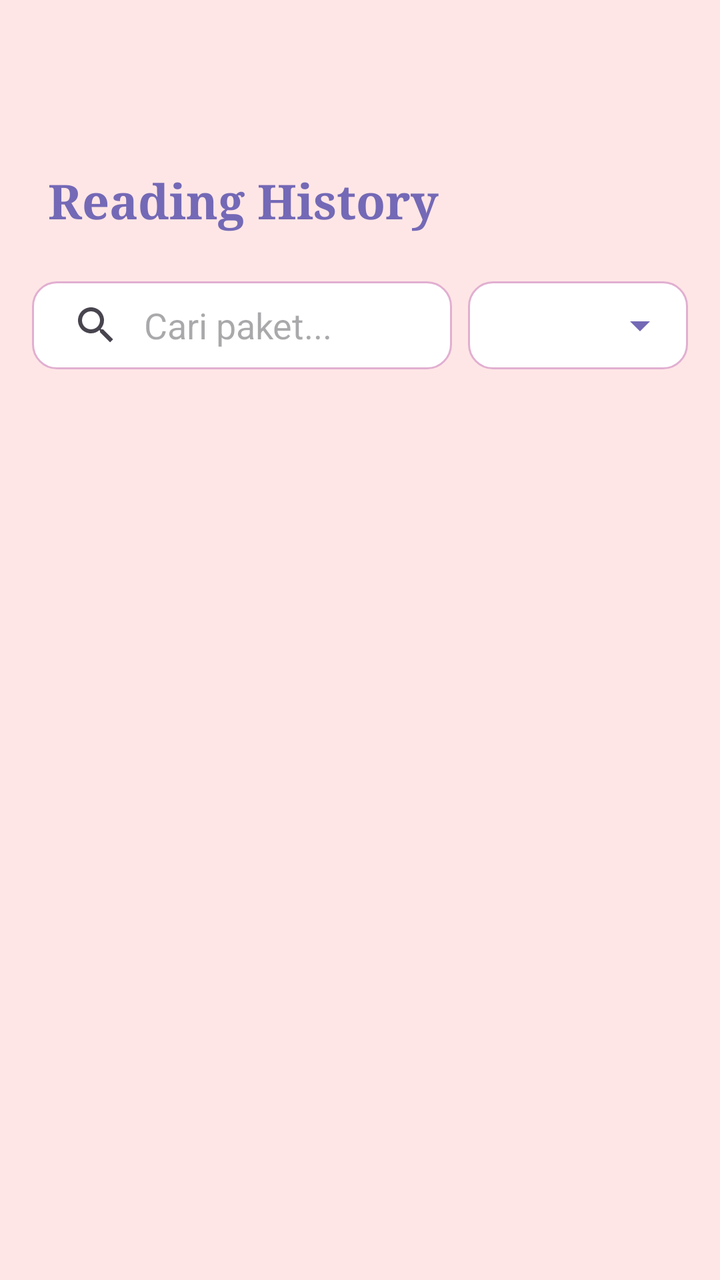
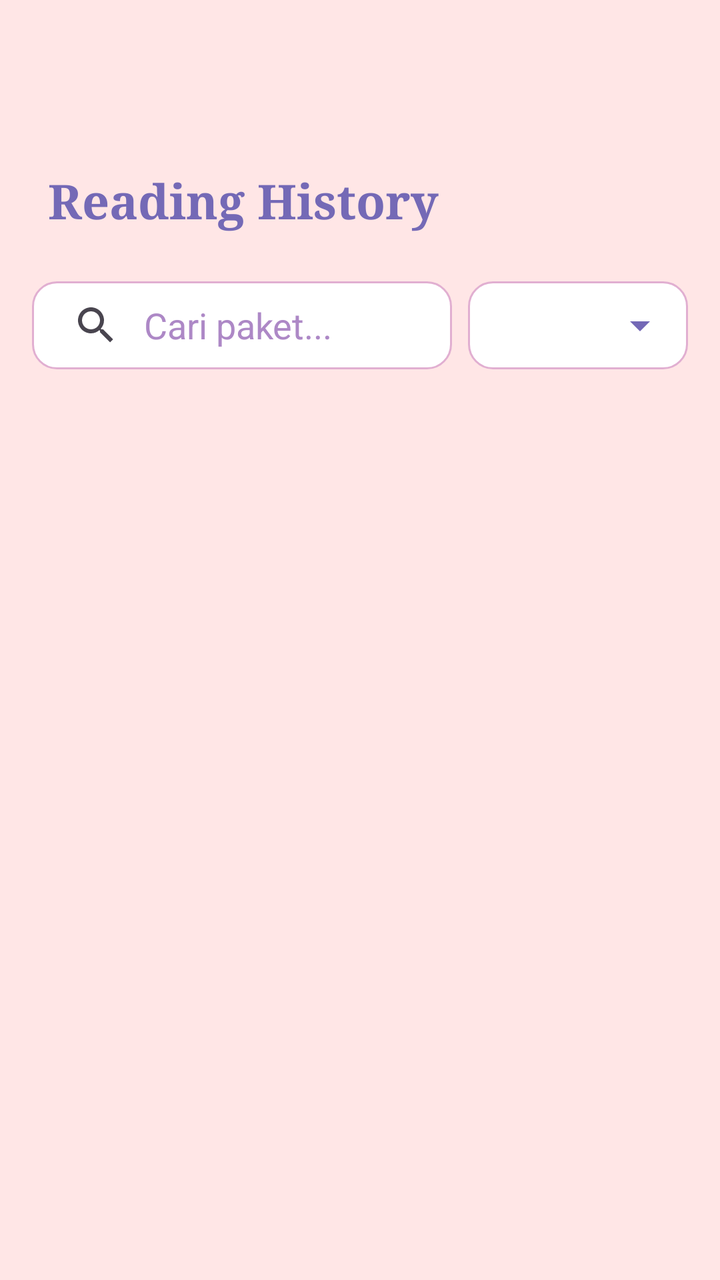

An Android layout rendered at two revisions. The XML below is the earlier revision; the diff shows what the commit changed to produce the second picture.
<!-- AndroidManifest.xml: application theme Theme.Tarot -->
<!-- res/layout/activity_history.xml -->
<?xml version="1.0" encoding="utf-8"?>
<LinearLayout xmlns:android="http://schemas.android.com/apk/res/android"
    xmlns:app="http://schemas.android.com/apk/res-auto"
    android:layout_width="match_parent"
    android:layout_height="match_parent"
    android:background="#FFE6E6"
    android:orientation="vertical">

    <View
        android:layout_width="match_parent"
        android:layout_height="60dp" />

    <RelativeLayout
        android:layout_width="match_parent"
        android:layout_height="wrap_content"
        android:padding="24dp">

        <TextView
            android:id="@+id/tvHistoryTitle"
            android:layout_width="wrap_content"
            android:layout_height="wrap_content"
            android:fontFamily="serif"
            android:text="Reading History"
            android:textColor="#7469B6"
            android:textSize="24sp"
            android:textStyle="bold" />
    </RelativeLayout>

    
    <LinearLayout
        android:layout_width="match_parent"
        android:layout_height="wrap_content"
        android:orientation="horizontal"
        android:paddingStart="16dp"
        android:paddingEnd="16dp"
        android:paddingBottom="8dp"
        android:gravity="center_vertical">

        
        <LinearLayout
            android:layout_width="0dp"
            android:layout_height="44dp"
            android:layout_weight="1"
            android:background="@drawable/bg_search"
            android:gravity="center_vertical"
            android:orientation="horizontal">

            <androidx.appcompat.widget.SearchView
                android:id="@+id/searchViewHistory"
                android:layout_width="match_parent"
                android:layout_height="match_parent"
                app:queryHint="Cari paket..."
                app:iconifiedByDefault="false"
                app:queryBackground="@null"
                app:searchHintIcon="@null"
                android:background="@null" />
        </LinearLayout>

        <Spinner
            android:id="@+id/spinnerStatusFilter"
            android:layout_width="110dp"
            android:layout_height="44dp"
            android:layout_marginStart="8dp"
            android:background="@drawable/bg_spinner" />

    </LinearLayout>

    <ListView
        android:id="@+id/lvHistory"
        android:layout_width="match_parent"
        android:layout_height="match_parent" />

</LinearLayout>
<!-- resources referenced by this layout -->
<resources>
  <!-- drawable bg_search (drawable) -->
  <?xml version="1.0" encoding="utf-8"?>
  <shape xmlns:android="http://schemas.android.com/apk/res/android"
      android:shape="rectangle">
      <solid android:color="#FFFFFF" />
      <corners android:radius="12dp" />
      <stroke android:width="1dp" android:color="#E1AFD1" />
  </shape>
  <!-- drawable bg_spinner (drawable) -->
  <?xml version="1.0" encoding="utf-8"?>
  <layer-list xmlns:android="http://schemas.android.com/apk/res/android">
      <item>
          <shape android:shape="rectangle">
              <corners android:radius="12dp" />
              <stroke android:width="1dp" android:color="#E1AFD1" />
              <solid android:color="#FFFFFF" />
          </shape>
      </item>
      <item android:gravity="end|center_vertical" android:right="12dp">
          <vector android:width="24dp" android:height="24dp" android:viewportWidth="24" android:viewportHeight="24">
              <path android:fillColor="#7469B6" android:pathData="M7,10l5,5 5,-5z"/>
          </vector>
      </item>
  </layer-list>
  <style name="Theme.Tarot" parent="Base.Theme.Tarot" />
  <style name="Base.Theme.Tarot" parent="Theme.Material3.DayNight.NoActionBar">
          <item name="colorPrimary">#7469B6</item>
          <item name="colorOnPrimary">#FFFFFF</item>
          <item name="colorPrimaryContainer">#F3E5F5</item>
  
          <item name="android:windowBackground">#FFE6E6</item>
  
          <item name="android:statusBarColor">#7469B6</item>
          <item name="android:windowLightStatusBar">false</item>
  
          
          <item name="searchViewStyle">@style/TarotSearchViewStyle</item>
      </style>
  <style name="TarotSearchViewStyle" parent="Widget.AppCompat.SearchView">
          <item name="queryBackground">@null</item>
          <item name="android:editTextColor">#251819</item>
          <item name="android:textColorHint">#AD88C6</item>
      </style>
</resources>

<!-- the commit's change to res/layout/activity_history.xml (unified diff, before → after) -->
@@ -26,7 +26,6 @@
             android:textStyle="bold" />
     </RelativeLayout>
 
-    
     <LinearLayout
         android:layout_width="match_parent"
         android:layout_height="wrap_content"
@@ -36,7 +35,6 @@
         android:paddingBottom="8dp"
         android:gravity="center_vertical">
 
-        
         <LinearLayout
             android:layout_width="0dp"
             android:layout_height="44dp"
@@ -49,6 +47,7 @@
                 android:id="@+id/searchViewHistory"
                 android:layout_width="match_parent"
                 android:layout_height="match_parent"
+                android:theme="@style/TarotSearchViewStyle"
                 app:queryHint="Cari paket..."
                 app:iconifiedByDefault="false"
                 app:queryBackground="@null"
<!-- resource entries referenced after the edit -->
@@ -35,13 +35,17 @@
           <item name="android:statusBarColor">#7469B6</item>
           <item name="android:windowLightStatusBar">false</item>
   
-          
+          <item name="android:editTextColor">#251819</item>
+          <item name="android:textColorPrimary">#251819</item>
+  
           <item name="searchViewStyle">@style/TarotSearchViewStyle</item>
       </style>
   <style name="TarotSearchViewStyle" parent="Widget.AppCompat.SearchView">
           <item name="queryBackground">@null</item>
           <item name="android:editTextColor">#251819</item>
+          <item name="android:textColor">#251819</item>
           <item name="android:textColorHint">#AD88C6</item>
+          <item name="android:textCursorDrawable">@null</item>
       </style>
 </resources>
 
